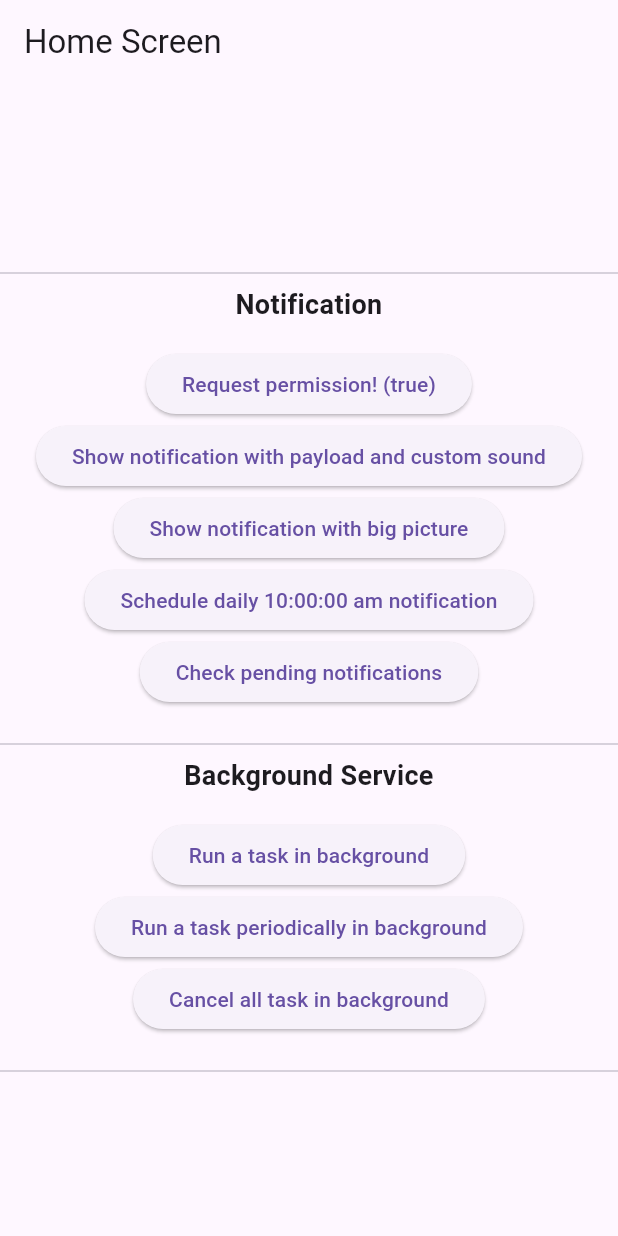
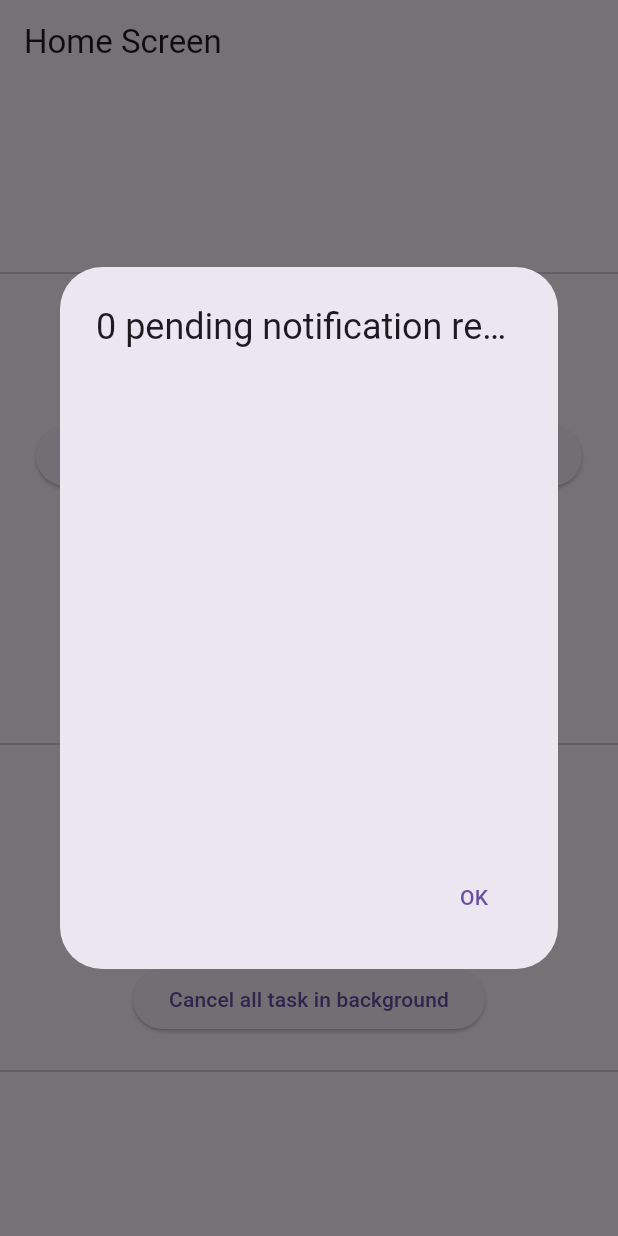
Before and after one commit to bobipermanasandi/notification, a Flutter app: the screen it shows after launch, after a tap on "Check pending notifications", on a phone screen of 412 x 824 dp. Run offline on Flutter 3.47's test engine with Material 3 defaults, Android fonts, the light colour scheme and no system bars; our stand-ins replace flutter_local_notifications, flutter_timezone, timezone.

Commit message:
update schedule notification

```diff
--- a/lib/main.dart
+++ b/lib/main.dart
@@ -34,7 +34,9 @@ void main() async {
         Provider(
           create: (context) => LocalNotificationService(
             context.read<HttpService>(),
-          )..init(),
+          )
+            ..init()
+            ..configureLocalTimeZone(),
         ),
         ChangeNotifierProvider(
           create: (context) => LocalNotificationProvider(
--- a/lib/providers/local_notification_provider.dart
+++ b/lib/providers/local_notification_provider.dart
@@ -1,4 +1,5 @@
 import 'package:flutter/widgets.dart';
+import 'package:flutter_local_notifications/flutter_local_notifications.dart';
 import 'package:notification/services/local_notification_service.dart';
 
 class LocalNotificationProvider extends ChangeNotifier {
@@ -9,6 +10,8 @@ class LocalNotificationProvider extends ChangeNotifier {
   int _notificationId = 0;
   bool? _permission = false;
   bool? get permission => _permission;
+
+  List<PendingNotificationRequest> pendingNotificationRequests = [];
 
   Future<void> requestPermissions() async {
     _permission = await flutterNotificationService.requestPermissions();
@@ -35,4 +38,21 @@ class LocalNotificationProvider extends ChangeNotifier {
           "This is a payload from big picture notification with id $_notificationId",
     );
   }
+
+  void scheduleDailyTenAMNotification() {
+    _notificationId += 1;
+    flutterNotificationService.scheduleDailyTenAMNotification(
+      id: _notificationId,
+    );
+  }
+
+  Future<void> checkPendingNotificationRequests(BuildContext context) async {
+    pendingNotificationRequests =
+        await flutterNotificationService.pendingNotificationRequests();
+    notifyListeners();
+  }
+
+  Future<void> cancelNotification(int id) async {
+    await flutterNotificationService.cancelNotification(id);
+  }
 }
--- a/lib/screen/home_screen.dart
+++ b/lib/screen/home_screen.dart
@@ -159,9 +159,74 @@ class _HomeScreenState extends State<HomeScreen> {
     context.read<LocalNotificationProvider>().showBigPictureNotification();
   }
 
-  Future<void> _scheduleDailyTenAMNotification() async {}
+  Future<void> _scheduleDailyTenAMNotification() async {
+    context.read<LocalNotificationProvider>().scheduleDailyTenAMNotification();
+  }
 
-  Future<void> _checkPendingNotificationRequests() async {}
+  Future<void> _checkPendingNotificationRequests() async {
+    final localNotificationProvider = context.read<LocalNotificationProvider>();
+    await localNotificationProvider.checkPendingNotificationRequests(context);
+
+    if (!mounted) {
+      return;
+    }
+
+    return showDialog(
+      context: context,
+      builder: (BuildContext context) {
+        final pendingData = context.select(
+            (LocalNotificationProvider provider) =>
+                provider.pendingNotificationRequests);
+        return AlertDialog(
+          title: Text(
+            '${pendingData.length} pending notification requests',
+            maxLines: 1,
+            overflow: TextOverflow.ellipsis,
+          ),
+          content: SizedBox(
+            height: 300,
+            width: 300,
+            child: ListView.builder(
+              itemCount: pendingData.length,
+              shrinkWrap: true,
+              itemBuilder: (context, index) {
+                final item = pendingData[index];
+                return ListTile(
+                  title: Text(
+                    item.title ?? "",
+                    maxLines: 1,
+                    overflow: TextOverflow.ellipsis,
+                  ),
+                  subtitle: Text(
+                    item.body ?? "",
+                    maxLines: 1,
+                    overflow: TextOverflow.ellipsis,
+                  ),
+                  contentPadding: EdgeInsets.zero,
+                  trailing: IconButton(
+                    onPressed: () {
+                      localNotificationProvider
+                        ..cancelNotification(item.id)
+                        ..checkPendingNotificationRequests(context);
+                    },
+                    icon: const Icon(Icons.delete_outline),
+                  ),
+                );
+              },
+            ),
+          ),
+          actions: <Widget>[
+            TextButton(
+              onPressed: () {
+                Navigator.of(context).pop();
+              },
+              child: const Text('OK'),
+            ),
+          ],
+        );
+      },
+    );
+  }
 
   void _runBackgroundOneOffTask() async {}
 
--- a/lib/services/local_notification_service.dart
+++ b/lib/services/local_notification_service.dart
@@ -3,6 +3,10 @@ import 'package:flutter/foundation.dart';
 import 'package:notification/models/received_notification.dart';
 import 'package:flutter_local_notifications/flutter_local_notifications.dart';
 import 'package:notification/services/http_service.dart';
+
+import 'package:flutter_timezone/flutter_timezone.dart';
+import 'package:timezone/data/latest_all.dart' as tz;
+import 'package:timezone/timezone.dart' as tz;
 
 final FlutterLocalNotificationsPlugin flutterLocalNotificationsPlugin =
     FlutterLocalNotificationsPlugin();
@@ -63,6 +67,14 @@ class LocalNotificationService {
         false;
   }
 
+  Future<bool> _requestExactAlarmsPermission() async {
+    return await flutterLocalNotificationsPlugin
+            .resolvePlatformSpecificImplementation<
+                AndroidFlutterLocalNotificationsPlugin>()
+            ?.requestExactAlarmsPermission() ??
+        false;
+  }
+
   Future<bool?> requestPermissions() async {
     if (defaultTargetPlatform == TargetPlatform.iOS) {
       final iOSImplementation =
@@ -75,12 +87,13 @@ class LocalNotificationService {
       );
     } else if (defaultTargetPlatform == TargetPlatform.android) {
       final notificationEnabled = await _isAndroidPermissionGranted();
+      final requestAlarmEnabled = await _requestExactAlarmsPermission();
       if (!notificationEnabled) {
         final requestNotificationsPermission =
             await _requestAndroidNotificationsPermission();
         return requestNotificationsPermission;
       }
-      return notificationEnabled;
+      return notificationEnabled && requestAlarmEnabled;
     } else {
       return false;
     }
@@ -167,4 +180,64 @@ class LocalNotificationService {
       payload: payload,
     );
   }
+
+  Future<void> configureLocalTimeZone() async {
+    tz.initializeTimeZones();
+    final String timeZoneName = await FlutterTimezone.getLocalTimezone();
+    tz.setLocalLocation(tz.getLocation(timeZoneName));
+  }
+
+  tz.TZDateTime _nextInstanceOfTenAM() {
+    final tz.TZDateTime now = tz.TZDateTime.now(tz.local);
+    tz.TZDateTime scheduledDate =
+        tz.TZDateTime(tz.local, now.year, now.month, now.day, 10);
+    if (scheduledDate.isBefore(now)) {
+      scheduledDate = scheduledDate.add(const Duration(days: 1));
+    }
+    return scheduledDate;
+  }
+
+  Future<void> scheduleDailyTenAMNotification({
+    required int id,
+    String channelId = "3",
+    String channelName = "Schedule Notification",
+  }) async {
+    final androidPlatformChannelSpecifics = AndroidNotificationDetails(
+      channelId,
+      channelName,
+      importance: Importance.max,
+      priority: Priority.high,
+      ticker: 'ticker',
+    );
+    const iOSPlatformChannelSpecifics = DarwinNotificationDetails();
+
+    final notificationDetails = NotificationDetails(
+      android: androidPlatformChannelSpecifics,
+      iOS: iOSPlatformChannelSpecifics,
+    );
+
+    final datetimeSchedule = _nextInstanceOfTenAM();
+
+    await flutterLocalNotificationsPlugin.zonedSchedule(
+      id,
+      'Daily scheduled notification title',
+      'This is a body of daily scheduled notification',
+      datetimeSchedule,
+      notificationDetails,
+      androidScheduleMode: AndroidScheduleMode.exactAllowWhileIdle,
+      uiLocalNotificationDateInterpretation:
+          UILocalNotificationDateInterpretation.wallClockTime,
+      matchDateTimeComponents: DateTimeComponents.time,
+    );
+  }
+
+  Future<List<PendingNotificationRequest>> pendingNotificationRequests() async {
+    final List<PendingNotificationRequest> pendingNotificationRequests =
+        await flutterLocalNotificationsPlugin.pendingNotificationRequests();
+    return pendingNotificationRequests;
+  }
+
+  Future<void> cancelNotification(int id) async {
+    await flutterLocalNotificationsPlugin.cancel(id);
+  }
 }
--- a/pubspec.yaml
+++ b/pubspec.yaml
@@ -13,9 +13,11 @@ dependencies:
   flutter:
     sdk: flutter
   flutter_local_notifications: ^18.0.1
+  flutter_timezone: ^4.0.0
   http: ^1.3.0
   path_provider: ^2.1.5
   provider: ^6.1.2
+  timezone: ^0.10.0
 
 dev_dependencies:
   flutter_lints: ^5.0.0
```
Also changed, not shown: pubspec.lock, 9 other files.
